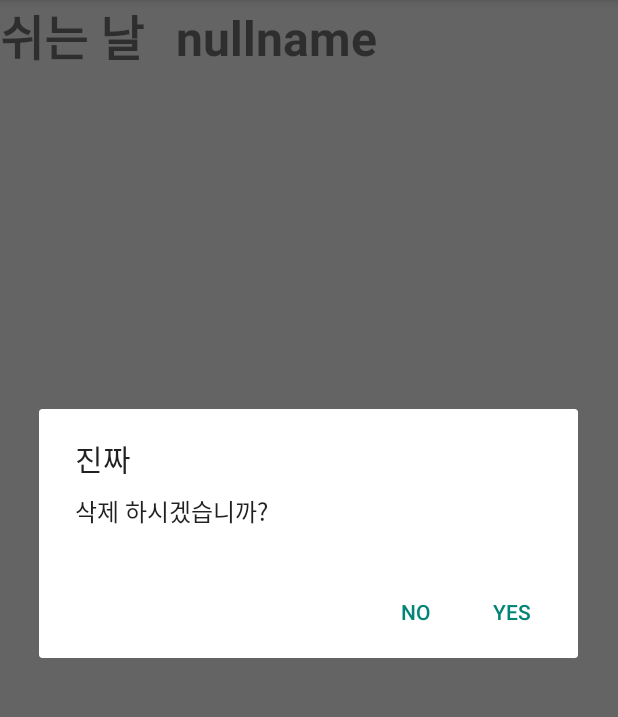
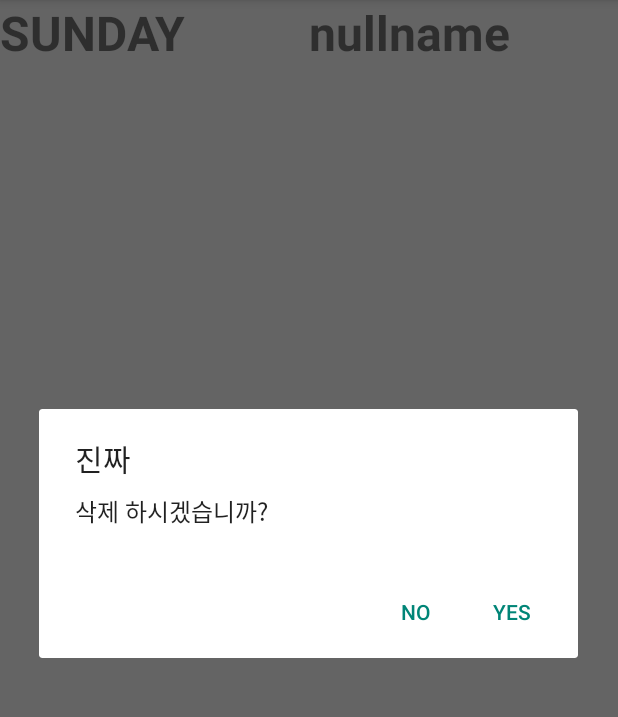
Before and after one commit to Rohjo13/capstoneASAP, an Android app: the LsMainActivity screen opened directly, with no data from a screen before it, in the options menu, after a tap on "시간표 삭제", on a phone screen of 412 x 824 dp, the part 84-801 px from its top. Run offline under Robolectric (Android 15) with nearby library versions, the phone set to English and light mode, and no system bars; 1 statement that could not run was skipped.

Commit message:
0424
시간표 넣는 부분만

```diff
--- /dev/null
+++ b/app/src/main/java/co/mjc/capstoneasap/adapter/ScheduleAdapter.java
@@ -0,0 +1,50 @@
+package co.mjc.capstoneasap.adapter;
+
+import android.content.Context;
+import android.view.LayoutInflater;
+import android.view.View;
+import android.view.ViewGroup;
+import android.widget.BaseAdapter;
+import android.widget.TextView;
+
+import java.util.ArrayList;
+
+import co.mjc.capstoneasap.R;
+import co.mjc.capstoneasap.dto.Schedule;
+
+public class ScheduleAdapter extends BaseAdapter {
+
+    Context mContext = null;
+    LayoutInflater mLayoutInflater = null;
+    ArrayList<Schedule> schedules;
+
+    public ScheduleAdapter(Context context, ArrayList<Schedule> schedules) {
+        mContext = context;
+        this.schedules = schedules;
+        mLayoutInflater = LayoutInflater.from(mContext);
+    }
+
+    @Override
+    public int getCount() {
+        return schedules.size();
+    }
+
+    @Override
+    public long getItemId(int i) {
+        return i;
+    }
+
+    @Override
+    public Schedule getItem(int i) {
+        return schedules.get(i);
+    }
+
+    @Override
+    public View getView(int i, View notView, ViewGroup viewGroup) {
+        View view = mLayoutInflater.inflate(R.layout.schedulelistview, null);
+        TextView lectureName = view.findViewById(R.id.lectureName);
+
+        lectureName.setText(schedules.get(i).getLecName());
+        return view;
+    }
+}
--- a/app/src/main/java/co/mjc/capstoneasap/dto/Member.java
+++ b/app/src/main/java/co/mjc/capstoneasap/dto/Member.java
@@ -9,6 +9,7 @@ import java.io.Serializable;
 // Member Information
 public class Member implements Serializable {
 
+    private static final long serialVersionUID = 1L;
     private String memId;
     private String memPw;
     private String memMail;
--- a/app/src/main/java/co/mjc/capstoneasap/dto/Schedule.java
+++ b/app/src/main/java/co/mjc/capstoneasap/dto/Schedule.java
@@ -9,7 +9,7 @@ public class Schedule {
     private ScheduleEnum dayOTW;
 
     public String getLecName() {
-        return lecName;
+        return this.lecName;
     }
 
     public void setLecName(String lecName) {
--- a/app/src/main/java/co/mjc/capstoneasap/service/MemberService.java
+++ b/app/src/main/java/co/mjc/capstoneasap/service/MemberService.java
@@ -31,6 +31,8 @@ public class MemberService extends AppCompatActivity {
         String id = edtId.getText().toString();
         String pwd = edtPwd.getText().toString();
         Optional<Member> member = memberRepository.getId(id);
+        System.out.println("아이디 : " + id );
+        System.out.println("패스워드 : " + pwd);
         if (member.isPresent()
                 && member.get().getMemId().equals(id) && member.get().getMemPw().equals(pwd))
             return true;
@@ -52,7 +54,6 @@ public class MemberService extends AppCompatActivity {
     @Deprecated
     public void save(Member member) {
         // 여기서부터 다시 수정 중복 여부 검사
-        memberRepository.getId(member.getMemId());
         memberRepository.save(member);
     }
 
--- a/app/src/main/java/co/mjc/capstoneasap/service/ScheduleService.java
+++ b/app/src/main/java/co/mjc/capstoneasap/service/ScheduleService.java
@@ -17,6 +17,7 @@ import co.mjc.capstoneasap.dto.Schedule;
 import co.mjc.capstoneasap.dto.ScheduleEnum;
 import co.mjc.capstoneasap.repository.ScheduleRepository;
 
+
 public class ScheduleService {
     ScheduleRepository scheduleRepository;
 
@@ -26,6 +27,7 @@ public class ScheduleService {
 
 
     // 스케쥴 저장
+    @Deprecated
     public void save(Schedule schedule) {
         scheduleRepository.save(schedule);
     }
@@ -41,13 +43,16 @@ public class ScheduleService {
     }
 
 
-    // 오늘 날짜 계산
+    // 날짜 체크
     public String dateCheck() {
         Calendar calendar = Calendar.getInstance();
         int dayOfWeek = calendar.get(Calendar.DAY_OF_WEEK);
         System.out.println(dayOfWeek);
         String returnName;
         switch (dayOfWeek) {
+            case 1:
+                returnName = ScheduleEnum.SUNDAY.name();
+                break;
             case 2:
                 returnName = ScheduleEnum.MONDAY.name();
                 break;
@@ -63,8 +68,11 @@ public class ScheduleService {
             case 6:
                 returnName = ScheduleEnum.FRIDAY.name();
                 break;
+            case 7:
+                returnName = ScheduleEnum.SATURDAY.name();
+                break;
             default:
-                returnName = "쉬는 날";
+                returnName = "NULL";
                 break;
         }
         return returnName;
--- a/app/src/main/res/layout/activity_ls_main.xml
+++ b/app/src/main/res/layout/activity_ls_main.xml
@@ -18,9 +18,9 @@
 
             <TextView
                 android:id="@+id/dayofweek"
-                android:layout_width="195dp"
-                android:layout_height="45dp"
-                android:layout_weight="0.4"
+                android:layout_width="match_parent"
+                android:layout_height="wrap_content"
+                android:layout_weight="0.5"
                 android:text="null"
                 android:textSize="32sp"
                 android:textStyle="bold" />
@@ -28,18 +28,17 @@
             <TextView
                 android:id="@+id/loginData"
                 android:layout_width="match_parent"
-                android:layout_height="45dp"
-                android:layout_weight="0.6"
+                android:layout_height="wrap_content"
+                android:layout_weight="0.5"
                 android:text="nullname"
                 android:textSize="32sp"
                 android:textStyle="bold" />
         </TableRow>
 
         <ListView
+            android:id="@+id/lsScheduleListView"
             android:layout_width="match_parent"
-            android:layout_height="wrap_content">
-
-        </ListView>
+            android:layout_height="match_parent" />
 
     </LinearLayout>
 </androidx.constraintlayout.widget.ConstraintLayout>
--- a/app/src/main/res/menu/datepopup_schedule.xml
+++ b/app/src/main/res/menu/datepopup_schedule.xml
@@ -8,25 +8,25 @@
     <item
         android:id="@+id/dateTUE"
         android:icon="@android:drawable/ic_menu_search"
-        android:title="화요일">
-    </item>
-
+        android:title="화요일"></item>
     <item
         android:id="@+id/dateWED"
         android:icon="@android:drawable/ic_menu_search"
-        android:title="수요일">
-    </item>
-
+        android:title="수요일"></item>
     <item
         android:id="@+id/dateTHU"
         android:icon="@android:drawable/ic_menu_search"
-        android:title="목요일">
-    </item>
-
+        android:title="목요일"></item>
     <item
         android:id="@+id/dateFRI"
         android:icon="@android:drawable/ic_menu_search"
-        android:title="금요일">
-    </item>
-
+        android:title="금요일"></item>
+    <item
+        android:id="@+id/dateSAT"
+        android:icon="@android:drawable/ic_menu_search"
+        android:title="토요일"></item>
+    <item
+        android:id="@+id/dateSUN"
+        android:icon="@android:drawable/ic_menu_search"
+        android:title="일요일"></item>
 </menu>
--- /dev/null
+++ b/app/src/main/res/menu/schedule_function.xml
@@ -0,0 +1,10 @@
+<?xml version="1.0" encoding="utf-8"?>
+<menu xmlns:android="http://schemas.android.com/apk/res/android">
+    <item
+        android:id="@+id/takeAPicture"
+        android:icon="@android:drawable/ic_menu_camera"
+        android:title="카메라"></item>
+    <item
+        android:id="@+id/photoView"
+        android:title="앨범"></item>
+</menu>
```
Also changed, not shown: app/src/main/AndroidManifest.xml (+8 -0 lines), app/src/main/java/co/mjc/capstoneasap/LsMainActivity.java (+78 -7 lines), app/src/main/java/co/mjc/capstoneasap/MainActivity.java (+10 -12 lines), app/src/main/res/layout/schedulelistview.xml (added, +31 -0 lines).
